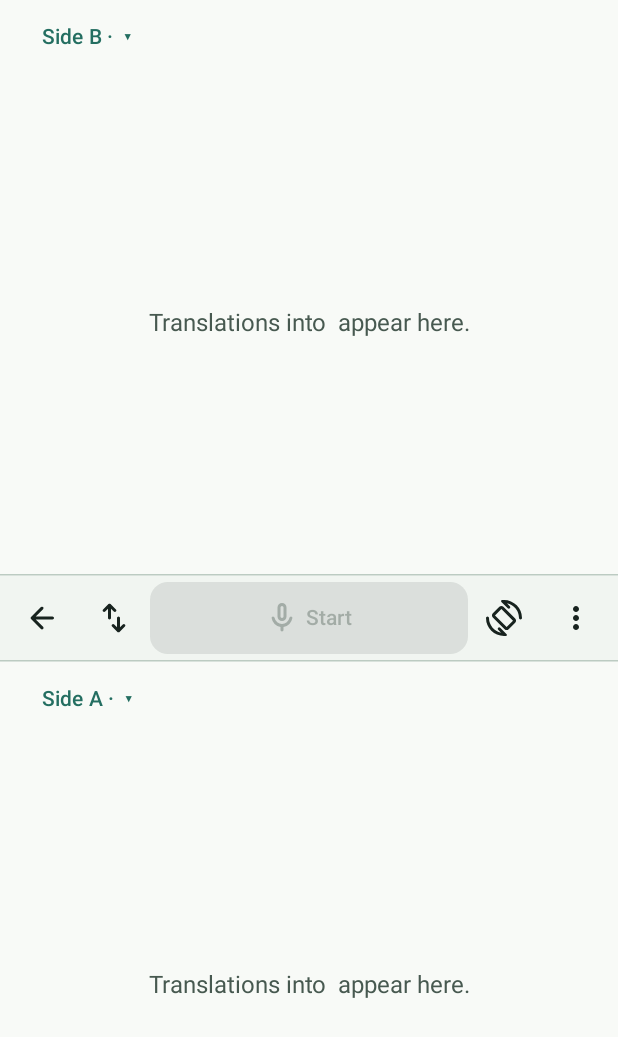
After one commit to IMMIEMIE/Recorder, an Android app built with Jetpack Compose: the composable DialogueScreen called with empty values, on a phone screen of 412 x 824 dp. The commit adds this screen. Shown: the top 1037 px of the screen. Run offline under Robolectric (Android 15) with nearby library versions, the phone set to English and light mode, and no system bars; 4 statements that could not run were skipped.

Commit message:
Add Android face-to-face dialogue and live language controls

```diff
--- /dev/null
+++ b/android/app/src/main/java/com/localrecorder/shengjian/DialogueScreen.kt
@@ -0,0 +1,134 @@
+package com.localrecorder.shengjian
+
+import androidx.compose.foundation.background
+import androidx.compose.foundation.layout.*
+import androidx.compose.foundation.lazy.LazyListState
+import androidx.compose.foundation.lazy.LazyColumn
+import androidx.compose.foundation.lazy.items
+import androidx.compose.foundation.lazy.rememberLazyListState
+import androidx.compose.material3.*
+import androidx.compose.runtime.*
+import androidx.compose.runtime.saveable.rememberSaveable
+import androidx.compose.ui.Alignment
+import androidx.compose.ui.Modifier
+import androidx.compose.ui.draw.rotate
+import androidx.compose.ui.res.stringResource
+import androidx.compose.ui.text.style.TextAlign
+import androidx.compose.ui.unit.dp
+import androidx.compose.ui.window.Dialog
+import com.localrecorder.live.LiveTranslateConfig
+import com.localrecorder.live.SessionState
+import com.localrecorder.live.SubtitleRow
+import com.localrecorder.shengjian.ui.theme.Design
+
+/** A dialog keeps the language choices facing the reader, including on the rotated half. */
+@Composable
+internal fun LanguageChoice(label: String, selected: String, onSelect: (String) -> Unit, enabled: Boolean = true,
+                            other: String? = null, inverted: Boolean = false) {
+    var open by rememberSaveable { mutableStateOf(false) }
+    TextButton({ open = true }, enabled = enabled) { Text(label) }
+    if (open && enabled) Dialog(onDismissRequest = { open = false }) {
+        Surface(modifier = Modifier.rotate(if (inverted) 180f else 0f), shape = MaterialTheme.shapes.large,
+            color = MaterialTheme.colorScheme.surfaceContainerHigh) {
+            LazyColumn(Modifier.fillMaxWidth().padding(Design.spaceSm)) {
+                item { Text(label.removeSuffix(" ▾"), Modifier.padding(Design.spaceMd), style = Design.title) }
+                items(LiveTranslateConfig.LANGUAGES, key = { it.first }) { (code, name) ->
+                    DropdownMenuItem(text = { Text(name) }, enabled = code != other,
+                        trailingIcon = if (code == selected) ({ Glyph(R.drawable.ic_check_circle) }) else null,
+                        onClick = { open = false; onSelect(code) })
+                }
+            }
+        }
+    }
+}
+
+@Composable
+internal fun DialogueScreen(
+    rows: List<SubtitleRow>, languageA: String, languageB: String, state: SessionState, startEnabled: Boolean,
+    speech: Boolean, playing: Boolean, status: String, snackbar: SnackbarHostState,
+    facing: Boolean, toggleFacing: () -> Unit,
+    setLanguages: (String, String) -> Unit, record: () -> Unit, exit: () -> Unit, onSpeech: () -> Unit,
+    stopPlayback: () -> Unit, settings: () -> Unit,
+    listA: LazyListState = rememberLazyListState(), listB: LazyListState = rememberLazyListState(),
+) {
+    val canEdit = state != SessionState.FINISHING
+    val active = state != SessionState.IDLE
+    val rowsForPair = remember(rows, languageA, languageB) {
+        rows.asReversed().filter { row ->
+            when (row.speaker) {
+                "A" -> row.sourceLanguage == languageA && row.targetLanguage == languageB
+                "B" -> row.sourceLanguage == languageB && row.targetLanguage == languageA
+                "unknown" -> true
+                else -> false
+            }
+        }
+    }
+    Scaffold(snackbarHost = { SnackbarHost(snackbar) }, contentWindowInsets = WindowInsets.safeDrawing) { padding ->
+        Column(Modifier.fillMaxSize().padding(padding)) {
+            DialoguePanel("B", languageB, languageA, rowsForPair, listB, facing, canEdit, { setLanguages(languageA, it) }, Modifier.weight(1f))
+            HorizontalDivider()
+            Column(Modifier.fillMaxWidth().background(MaterialTheme.colorScheme.surfaceContainerLow)
+                .padding(horizontal = Design.spaceXs, vertical = Design.spaceXs)) {
+                if (status.isNotBlank()) Text(status, Modifier.fillMaxWidth(), style = Design.caption, textAlign = TextAlign.Center)
+                Row(Modifier.fillMaxWidth(), verticalAlignment = Alignment.CenterVertically, horizontalArrangement = Arrangement.SpaceEvenly) {
+                    Tool(R.drawable.ic_arrow_back, stringResource(R.string.dialogue_exit), canEdit, exit)
+                    Tool(R.drawable.ic_swap_languages, stringResource(R.string.dialogue_swap), canEdit) { setLanguages(languageB, languageA) }
+                    Button(record, enabled = startEnabled, shape = MaterialTheme.shapes.medium,
+                        contentPadding = PaddingValues(horizontal = Design.spaceSm), modifier = Modifier.weight(1f).heightIn(min = 48.dp)) {
+                        Glyph(if (active) R.drawable.ic_stop else R.drawable.ic_mic)
+                        Spacer(Modifier.width(Design.spaceXs))
+                        Text(stringResource(when (state) {
+                            SessionState.IDLE -> R.string.dialogue_start
+                            SessionState.FINISHING -> R.string.finishing
+                            else -> R.string.stop
+                        }))
+                    }
+                    Tool(R.drawable.ic_rotate_panel, stringResource(if (facing) R.string.dialogue_side_by_side else R.string.dialogue_face), click = toggleFacing)
+                    var menu by remember { mutableStateOf(false) }
+                    Box {
+                        Tool(R.drawable.ic_more_vert, stringResource(R.string.more_actions)) { menu = true }
+                        DropdownMenu(menu, { menu = false }) {
+                            DropdownMenuItem(text = { Text(stringResource(if (speech) R.string.dialogue_speech_off else R.string.dialogue_speech_on)) },
+                                enabled = canEdit, onClick = { menu = false; onSpeech() })
+                            if (playing) DropdownMenuItem(text = { Text(stringResource(R.string.stop_audio)) },
+                                onClick = { menu = false; stopPlayback() })
+                            DropdownMenuItem(text = { Text(stringResource(R.string.settings)) }, onClick = { menu = false; settings() })
+                        }
+                    }
+                }
+            }
+            HorizontalDivider()
+            DialoguePanel("A", languageA, languageB, rowsForPair, listA, false, canEdit, { setLanguages(it, languageB) }, Modifier.weight(1f))
+        }
+    }
+}
+
+@Composable
+private fun DialoguePanel(side: String, language: String, other: String, rows: List<SubtitleRow>, list: LazyListState, inverted: Boolean,
+                          enabled: Boolean, setLanguage: (String) -> Unit, modifier: Modifier) {
+    val name = LiveTranslateConfig.LANGUAGES.firstOrNull { it.first == language }?.second ?: language
+    val visible = remember(rows, side) {
+        rows.filter { row -> if (row.speaker == side || row.speaker == "unknown") row.source.isNotBlank() else row.translation.isNotBlank() }
+    }
+    Column(modifier.fillMaxWidth().rotate(if (inverted) 180f else 0f).padding(horizontal = Design.spaceMd)) {
+        LanguageChoice(stringResource(R.string.dialogue_seat, side, name), language, setLanguage, enabled, other, inverted)
+        if (visible.isEmpty()) Box(Modifier.fillMaxSize(), contentAlignment = Alignment.Center) {
+            Text(stringResource(R.string.dialogue_waiting, name), style = Design.source, textAlign = TextAlign.Center,
+                color = MaterialTheme.colorScheme.onSurfaceVariant)
+        } else {
+            val wasFollowing = list.firstVisibleItemIndex == 0
+            LaunchedEffect(visible.firstOrNull()?.key) { if (wasFollowing) list.scrollToItem(0) }
+            LazyColumn(Modifier.fillMaxSize(), state = list, reverseLayout = true, contentPadding = PaddingValues(bottom = Design.spaceSm)) {
+                items(visible, key = { it.key }) { row ->
+                    val unknown = row.speaker == "unknown"
+                    val original = unknown || row.speaker == side
+                    Column(Modifier.fillMaxWidth().padding(vertical = Design.spaceXs)) {
+                        if (unknown) Text(stringResource(R.string.dialogue_unknown), style = Design.caption, color = MaterialTheme.colorScheme.tertiary)
+                        Text(if (original) row.source else row.translation, style = if (original) Design.source else Design.translation,
+                            color = if (original) MaterialTheme.colorScheme.onSurfaceVariant else MaterialTheme.colorScheme.onSurface)
+                    }
+                }
+            }
+        }
+    }
+}
--- /dev/null
+++ b/android/app/src/main/res/drawable/ic_rotate_panel.xml
@@ -0,0 +1,10 @@
+<!-- Material Symbols Rounded, Google LLC, Apache-2.0. See design/material-symbols-LICENSE.txt. -->
+<vector xmlns:android="http://schemas.android.com/apk/res/android"
+    android:width="24dp"
+    android:height="24dp"
+    android:viewportWidth="960"
+    android:viewportHeight="960">
+  <path
+      android:fillColor="@android:color/white"
+      android:pathData="M496,778L182,464Q159,441 159,410Q159,379 182,356L356,182Q379,159 410,159Q441,159 464,182L778,496Q801,519 801,550Q801,581 778,604L604,778Q581,801 550,801Q519,801 496,778ZM550,720Q550,720 550,720Q550,720 550,720L720,550Q720,550 720,550Q720,550 720,550L410,240Q410,240 410,240Q410,240 410,240L240,410Q240,410 240,410Q240,410 240,410L550,720ZM480,480L480,480Q480,480 480,480Q480,480 480,480L480,480Q480,480 480,480Q480,480 480,480L480,480Q480,480 480,480Q480,480 480,480L480,480Q480,480 480,480Q480,480 480,480ZM559,87L636,164Q647,175 647,192Q647,209 636,220Q625,231 608,231Q591,231 580,220L410,50Q398,38 403.5,22Q409,6 426,3Q440,1 453,0.5Q466,0 480,0Q579,0 666.5,37.5Q754,75 819.5,140.5Q885,206 922.5,293.5Q960,381 960,480Q960,497 948.5,508.5Q937,520 920,520Q903,520 891.5,508.5Q880,497 880,480Q880,409 856,344Q832,279 789.5,227Q747,175 688,138.5Q629,102 559,87ZM401,873L324,796Q313,785 313,768Q313,751 324,740Q335,729 352,729Q369,729 380,740L550,910Q562,922 556.5,938.5Q551,955 534,957Q520,959 507,959.5Q494,960 480,960Q381,960 293.5,922.5Q206,885 140.5,819.5Q75,754 37.5,666.5Q0,579 0,480Q0,463 11.5,451.5Q23,440 40,440Q57,440 68.5,451.5Q80,463 80,480Q80,551 104,616Q128,681 170.5,733Q213,785 272,821.5Q331,858 401,873Z"/>
+</vector>
--- /dev/null
+++ b/android/app/src/main/res/drawable/ic_swap_languages.xml
@@ -0,0 +1,10 @@
+<!-- Material Symbols Rounded, Google LLC, Apache-2.0. See design/material-symbols-LICENSE.txt. -->
+<vector xmlns:android="http://schemas.android.com/apk/res/android"
+    android:width="24dp"
+    android:height="24dp"
+    android:viewportWidth="960"
+    android:viewportHeight="960">
+  <path
+      android:fillColor="@android:color/white"
+      android:pathData="M360,520Q343,520 331.5,508.5Q320,497 320,480L320,233L245,308Q234,319 217.5,319Q201,319 189,308Q177,296 177,279.5Q177,263 189,251L332,108Q338,102 345,99.5Q352,97 360,97Q368,97 375,99.5Q382,102 388,108L532,252Q544,264 543.5,280Q543,296 531,308Q519,319 503,319.5Q487,320 475,308L400,233L400,480Q400,497 388.5,508.5Q377,520 360,520ZM600,863Q592,863 585,860.5Q578,858 572,852L428,708Q416,696 416.5,680Q417,664 429,652Q441,641 457,640.5Q473,640 485,652L560,727L560,480Q560,463 571.5,451.5Q583,440 600,440Q617,440 628.5,451.5Q640,463 640,480L640,727L715,652Q726,641 742.5,641Q759,641 771,652Q783,664 783,680.5Q783,697 771,709L628,852Q622,858 615,860.5Q608,863 600,863Z"/>
+</vector>
--- a/android/app/src/main/res/values/strings.xml
+++ b/android/app/src/main/res/values/strings.xml
@@ -155,4 +155,23 @@
     <string name="live_notification_recording">Shengjian is translating</string>
     <string name="live_notification_audio">Microphone audio is being sent to the LiveTranslate service</string>
     <string name="live_notification_reconnecting">Shengjian is reconnecting…</string>
+    <string name="dialogue_mode">Two-way conversation</string>
+    <string name="dialogue_cost">Conversation mode sends the microphone audio to two translation sessions, one per language. Audio input usage is about twice that of ordinary translation.</string>
+    <string name="dialogue_enter">Enter conversation</string>
+    <string name="dialogue_exit">Exit conversation</string>
+    <string name="dialogue_swap">Swap the two languages</string>
+    <string name="dialogue_face">Face each other</string>
+    <string name="dialogue_side_by_side">Read in the same direction</string>
+    <string name="dialogue_seat">Side %1$s · %2$s ▾</string>
+    <string name="dialogue_speaker">Speaker %1$s</string>
+    <string name="dialogue_unknown">Language unidentified</string>
+    <string name="dialogue_waiting">Translations into %1$s appear here.</string>
+    <string name="dialogue_start">Start</string>
+    <string name="dialogue_speech_on">Turn translated audio on</string>
+    <string name="dialogue_speech_off">Turn translated audio off</string>
+    <string name="dialogue_service_locked">Stop recording to change the service address or API key.</string>
+    <string name="bluetooth_next_start">Microphone changes take effect the next time recording starts.</string>
+    <string name="target_button">To %1$s ▾</string>
+    <string name="connecting">Connecting…</string>
+    <string name="dialogue_playback_timing">Each turn plays after the sentence is finalized and its speaker is identified.</string>
 </resources>
```
Also changed, not shown: android/app/src/main/java/com/localrecorder/shengjian/LiveServiceProfileEditor.kt (+5 -4 lines), android/app/src/main/java/com/localrecorder/shengjian/MainActivity.kt (+53 -6 lines), android/app/src/main/java/com/localrecorder/shengjian/RecorderSettings.kt (+26 -9 lines), android/app/src/main/java/com/localrecorder/shengjian/SessionComponents.kt (+8 -3 lines), 10 other files.
